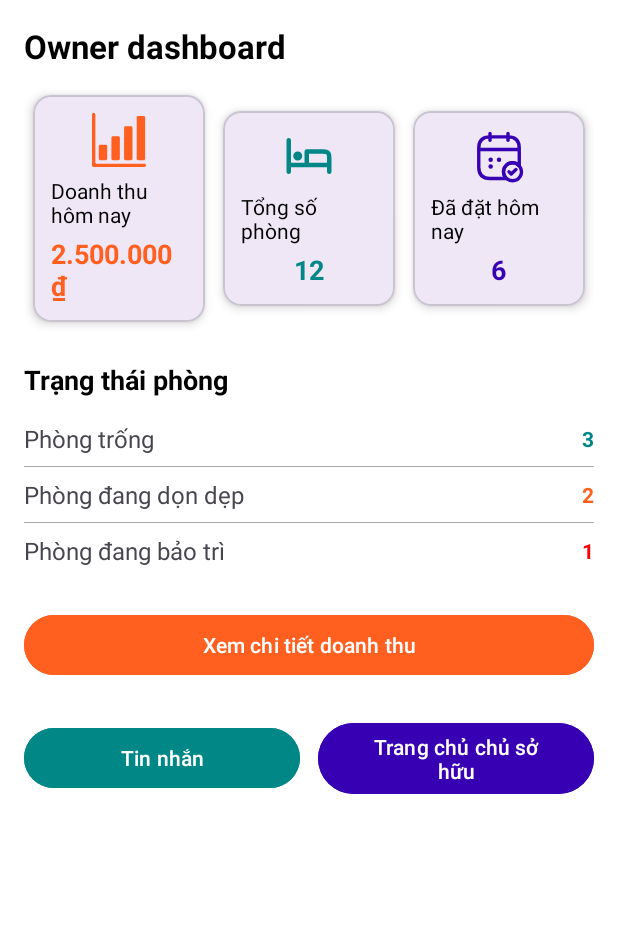
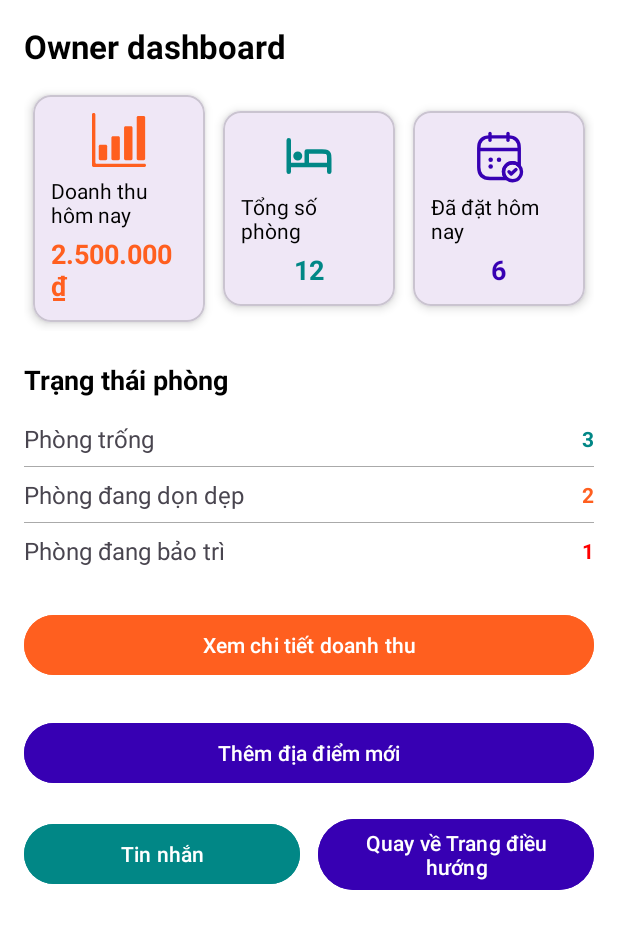
Before and after one commit to 21522009-spec/Travelover, an Android app built with Jetpack Compose: the OwnerDashboardActivity screen opened directly, with no data from a screen before it, on a phone screen of 412 x 824 dp. Shown: the top 929 px of the screen. Run offline under Robolectric (Android 15) with nearby library versions, the phone set to English and light mode, and no system bars.

Commit message:
Add files via upload

```diff
--- a/app/src/main/res/layout/activity_owner_dashboard.xml
+++ b/app/src/main/res/layout/activity_owner_dashboard.xml
@@ -259,6 +259,15 @@
             android:layout_marginTop="20dp"
             android:layout_marginBottom="24dp" />
 
+        <Button
+            android:id="@+id/btnAddPlace"
+            android:layout_width="match_parent"
+            android:layout_height="wrap_content"
+            android:layout_marginBottom="16dp"
+            android:text="@string/owner_add_place_button"
+            android:backgroundTint="@color/purple_700"
+            android:textColor="@android:color/white" />
+
         <LinearLayout
             android:layout_width="match_parent"
             android:layout_height="wrap_content"
@@ -284,7 +293,7 @@
                 android:layout_width="0dp"
                 android:layout_height="wrap_content"
                 android:layout_weight="1"
-                android:text="Trang chủ chủ sở hữu"
+                android:text="Quay về Trang điều hướng"
                 android:backgroundTint="@color/purple_700"
                 android:textColor="@android:color/white" />
         </LinearLayout>
```
Also changed, not shown: app/src/main/res/layout/activity_owner_portal.xml (+0 -8 lines).
